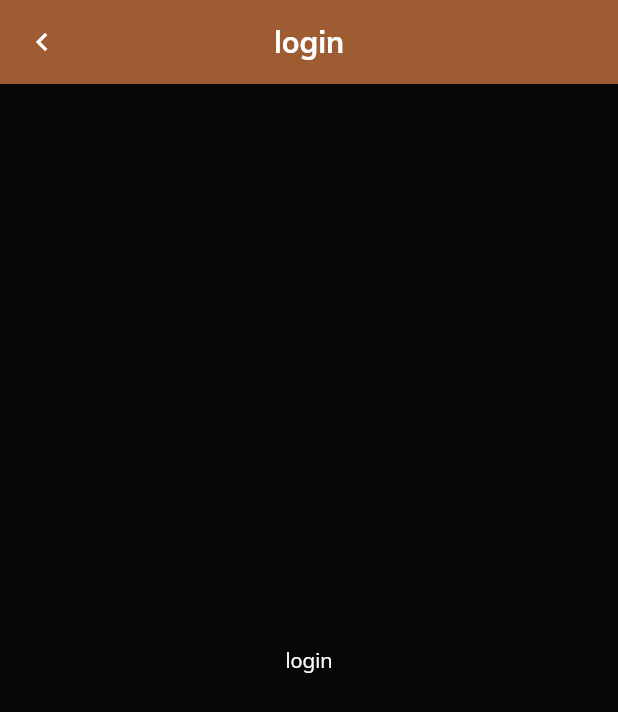
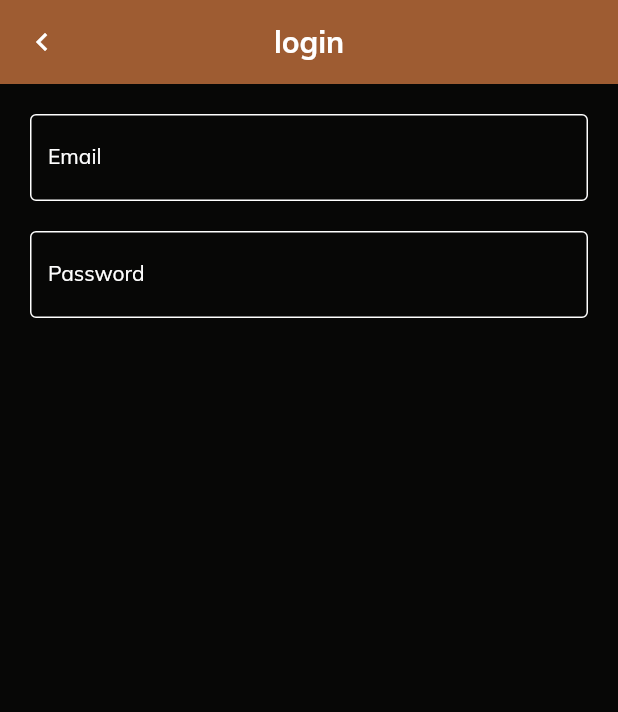
Before and after one commit to patrick-katambi/02-flutter-notezy_frontend, a Flutter app: the screen it shows after launch, after a tap on "login", on a phone screen of 412 x 824 dp. Shown: the top 712 px of the screen. Run offline on Flutter 3.47's test engine with Material 2 defaults, Android fonts, the light colour scheme and no system bars.

Commit message:
reusable form_text_field creation

```diff
--- a/lib/modules/authentication/login_module/login.dart
+++ b/lib/modules/authentication/login_module/login.dart
@@ -1,16 +1,49 @@
 import 'package:flutter/material.dart';
 import 'package:global_news/widgets/bar.dart';
-import 'package:global_news/widgets/normal_text.dart';
+import 'package:global_news/widgets/text_field.dart';
 
-class Login extends StatelessWidget {
+class Login extends StatefulWidget {
   static String name = '/login';
   const Login({Key? key}) : super(key: key);
 
   @override
+  State<Login> createState() => _LoginState();
+}
+
+class _LoginState extends State<Login> {
+  final _emailFieldController = TextEditingController();
+  final _passwordFieldController = TextEditingController();
+  final _loginFormKey = GlobalKey<FormState>();
+  @override
   Widget build(BuildContext context) {
     return Scaffold(
       appBar: bar(title: 'login', context: context),
-      body: const Center(child: NormalText(text: 'login')),
+      body: Form(
+        key: _loginFormKey,
+        child: ListView(
+          padding: const EdgeInsets.symmetric(horizontal: 20.0),
+          physics: const BouncingScrollPhysics(),
+          children: [
+            const SizedBox(height: 20.0),
+            TextFieldCustom(
+              controller: _emailFieldController,
+              onChanged: (value) {},
+              validator: (value) {},
+              hint: 'my_email@gmail.com',
+              labelText: 'Email',
+            ),
+            const SizedBox(height: 20.0),
+            TextFieldCustom(
+              controller: _passwordFieldController,
+              onChanged: (value) {},
+              validator: (value) {},
+              isObscured: true,
+              hint: 'your secret code',
+              labelText: 'Password',
+            ),
+          ],
+        ),
+      ),
     );
   }
 }
--- /dev/null
+++ b/lib/widgets/text_field.dart
@@ -0,0 +1,71 @@
+import 'package:flutter/material.dart';
+
+class TextFieldCustom extends StatefulWidget {
+  final TextEditingController controller;
+  final ValueChanged<String> onChanged;
+  final FormFieldValidator<String> validator;
+  final Widget? prefix;
+  final Widget? suffix;
+  final String hint;
+  final String labelText;
+  final bool? isObscured;
+  const TextFieldCustom({
+    Key? key,
+    required this.controller,
+    required this.onChanged,
+    required this.validator,
+    this.prefix = const SizedBox.shrink(),
+    this.suffix = const SizedBox.shrink(),
+    required this.hint,
+    required this.labelText,
+    this.isObscured = false,
+  }) : super(key: key);
+
+  @override
+  State<TextFieldCustom> createState() => _TextFieldCustomState();
+}
+
+class _TextFieldCustomState extends State<TextFieldCustom> {
+  bool isSuccess = false;
+  @override
+  Widget build(BuildContext context) {
+    return TextFormField(
+      controller: widget.controller,
+      keyboardType: TextInputType.emailAddress,
+      obscureText: widget.isObscured!,
+      validator: widget.validator,
+      onChanged: widget.onChanged,
+      style: fieldTextStyle(context: context),
+      decoration: InputDecoration(
+        labelText: widget.labelText,
+        labelStyle: Theme.of(context).textTheme.bodyText1,
+        hintText: widget.hint,
+        hintStyle: hintTextStyle(context: context),
+        border: borderStyle(context: context),
+        enabledBorder: borderStyle(context: context),
+        focusedBorder: borderStyle(context: context),
+        prefix: widget.prefix,
+        suffixIcon: widget.suffix,
+      ),
+    );
+  }
+
+  TextStyle fieldTextStyle({required BuildContext context}) {
+    return Theme.of(context).textTheme.bodyText1!.copyWith(
+          letterSpacing: 1.2,
+        );
+  }
+
+  TextStyle hintTextStyle({required BuildContext context}) {
+    return fieldTextStyle(context: context).copyWith(
+      color: Colors.grey,
+    );
+  }
+
+  OutlineInputBorder borderStyle({required BuildContext context}) {
+    // the context will help in theme management possibly 🤷‍♂️
+    return const OutlineInputBorder(
+      borderSide: BorderSide(color: Colors.white),
+    );
+  }
+}
```
